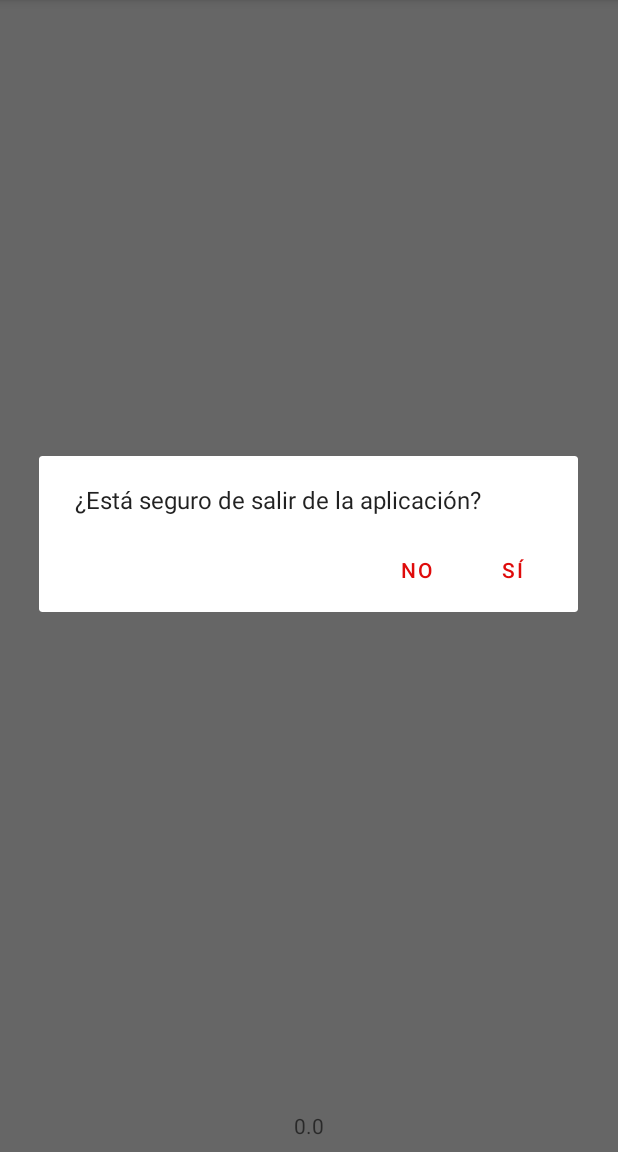
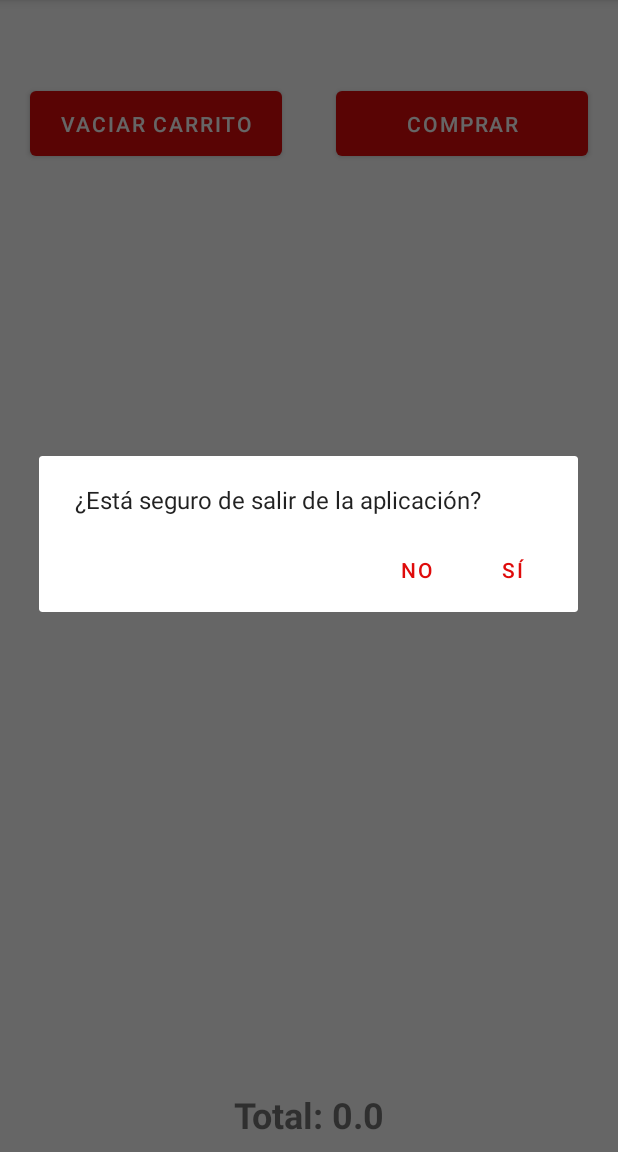
Before and after one commit to Jesuslavado/ProyectoTelepizza, an Android app: the CarroComprasActivity screen opened directly, with no data from a screen before it, after a tap on "lupa", on a phone screen of 412 x 824 dp, the part 84-1236 px from its top. Run offline under Robolectric (Android 15) with nearby library versions, the phone set to English and light mode, and no system bars; our stand-ins replace Firebase (no records; nobody signed in at launch, a user with empty details on screens opened directly).

Commit message:
carro casi completo

```diff
--- a/app/src/main/java/com/example/proyectotelepizza/CarroComprasActivity.kt
+++ b/app/src/main/java/com/example/proyectotelepizza/CarroComprasActivity.kt
@@ -1,8 +1,10 @@
 package com.example.proyectotelepizza
 
 import android.content.Context
+import android.content.Intent
 import android.content.SharedPreferences
 import android.os.Bundle
+import android.widget.Toast
 import androidx.recyclerview.widget.LinearLayoutManager
 import com.example.proyectotelepizza.adapter_Cliente.ClienteAdapter
 import com.example.proyectotelepizza.databinding.ActivityCarroComprasBinding
@@ -30,6 +32,19 @@ class CarroComprasActivity : ActivityWhitMenus() {
         productosEnCarrito = gson.fromJson(carritoJson, carritoListType) ?: arrayListOf()
 
         setupRecyclerView()
+
+        // Configurar el OnClickListener para el botón de eliminar todos los productos
+        binding.beliminarproducto.setOnClickListener {
+            eliminarTodosLosProductos()
+        }
+
+        binding.bcomprar.setOnClickListener {
+            // Abrir la actividad para mostrar la imagen del código QR
+            val intent = Intent(this, QRCodeActivity::class.java)
+            startActivity(intent)
+        }
+        // Calcular y mostrar el precio total
+        mostrarPrecioTotal()
     }
 
     private fun setupRecyclerView() {
@@ -38,19 +53,36 @@ class CarroComprasActivity : ActivityWhitMenus() {
         binding.rvListaCarro.adapter = adapter
     }
 
-    // Método para agregar un producto al carrito
-    fun agregarProductoAlCarrito(producto: Producto) {
-        // Agregar el nuevo producto a la lista
-        productosEnCarrito.add(producto)
+    // Método para eliminar todos los productos del carrito
+    private fun eliminarTodosLosProductos() {
+        if (productosEnCarrito.isNotEmpty()) {
+            // Limpiar la lista de productos en el carrito
+            productosEnCarrito.clear()
+            // Notificar al adaptador del cambio
+            adapter.actualizarProductos(productosEnCarrito)
+            // Guardar la lista vacía en SharedPreferences
+            val gson = Gson()
+            val carritoJson = gson.toJson(productosEnCarrito)
+            val editor = sharedPreferences.edit()
+            editor.putString("carritoProductos", carritoJson)
+            editor.apply()
 
-        // Guardar la lista actualizada en SharedPreferences
-        val gson = Gson()
-        val carritoJson = gson.toJson(productosEnCarrito)
-        val editor = sharedPreferences.edit()
-        editor.putString("carritoProductos", carritoJson)
-        editor.apply()
+            // Actualizar el precio total después de eliminar todos los productos
+            mostrarPrecioTotal()
+        }
+    }
 
-        // Actualizar el adaptador para mostrar el nuevo producto
-        adapter.actualizarProductos(productosEnCarrito)
+    // Método para mostrar el precio total de los productos en el carrito
+    private fun mostrarPrecioTotal() {
+        var precioTotal = 0f
+        for (producto in productosEnCarrito) {
+            producto.Precio.toFloatOrNull()?.let {
+                precioTotal += it
+            }
+        }
+        binding.tvTotal.text = "Total: $precioTotal" // Mostrar el precio total en el TextView
     }
+
+
+
 }
--- a/app/src/main/java/com/example/proyectotelepizza/MostrarClienteActivity.kt
+++ b/app/src/main/java/com/example/proyectotelepizza/MostrarClienteActivity.kt
@@ -64,4 +64,5 @@ class MostrarClienteActivity : ActivityWhitMenus() {
     }
 
 
+
 }
--- a/app/src/main/java/com/example/proyectotelepizza/adapter_Cliente/ClienteViewHolder.kt
+++ b/app/src/main/java/com/example/proyectotelepizza/adapter_Cliente/ClienteViewHolder.kt
@@ -5,11 +5,10 @@ import androidx.recyclerview.widget.RecyclerView
 import com.example.proyectotelepizza.Producto
 import com.example.proyectotelepizza.databinding.ItemCarroCompraBinding
 
-class ClienteViewHolder(private val binding: ItemCarroCompraBinding) : RecyclerView.ViewHolder(binding.root) {
+class ClienteViewHolder( val binding: ItemCarroCompraBinding) : RecyclerView.ViewHolder(binding.root) {
 
     fun render(producto: Producto) {
         binding.tvNomProducto.text = producto.Nombre
         binding.tvPrecio.text = producto.Precio
-
     }
 }
--- a/app/src/main/res/layout/activity_carro_compras.xml
+++ b/app/src/main/res/layout/activity_carro_compras.xml
@@ -9,27 +9,53 @@
 
     <androidx.recyclerview.widget.RecyclerView
         android:id="@+id/rvListaCarro"
-        android:layout_width="match_parent"
-        android:layout_height="0dp"
+        android:layout_width="414dp"
+        android:layout_height="594dp"
         app:layout_constraintBottom_toTopOf="@+id/tvTotal"
         app:layout_constraintEnd_toEndOf="parent"
+        app:layout_constraintHorizontal_bias="1.0"
         app:layout_constraintStart_toStartOf="parent"
         app:layout_constraintTop_toTopOf="parent"
+        app:layout_constraintVertical_bias="1.0"
         tools:listitem="@layout/item_carro_compra" />
 
     <TextView
         android:id="@+id/tvTotal"
-        android:layout_width="match_parent"
-        android:layout_height="wrap_content"
-        android:layout_marginStart="8dp"
-        android:layout_marginLeft="8dp"
-        android:layout_marginEnd="8dp"
-        android:layout_marginRight="8dp"
-        android:layout_marginBottom="8dp"
+        android:layout_width="397dp"
+        android:layout_height="50dp"
         android:gravity="center"
         android:hint="0.0"
+        android:textSize="24sp"
+        android:textStyle="bold"
         app:layout_constraintBottom_toBottomOf="parent"
         app:layout_constraintEnd_toEndOf="parent"
         app:layout_constraintStart_toStartOf="parent" />
 
+
+    <Button
+        android:id="@+id/beliminarproducto"
+        android:layout_width="168dp"
+        android:layout_height="55dp"
+        android:layout_marginStart="20dp"
+        android:layout_marginTop="14dp"
+        android:layout_marginBottom="14dp"
+        android:text="Vaciar carrito"
+        app:layout_constraintBottom_toTopOf="@+id/rvListaCarro"
+        app:layout_constraintStart_toStartOf="parent"
+        app:layout_constraintTop_toTopOf="parent"
+        app:layout_constraintVertical_bias="1.0" />
+
+    <Button
+        android:id="@+id/bcomprar"
+        android:layout_width="168dp"
+        android:layout_height="55dp"
+        android:layout_marginTop="14dp"
+        android:layout_marginEnd="20dp"
+        android:layout_marginBottom="14dp"
+        android:text="Comprar"
+        app:layout_constraintBottom_toTopOf="@+id/rvListaCarro"
+        app:layout_constraintEnd_toEndOf="parent"
+        app:layout_constraintTop_toTopOf="parent"
+        app:layout_constraintVertical_bias="1.0" />
+
 </androidx.constraintlayout.widget.ConstraintLayout>
```
Also changed, not shown: app/src/main/AndroidManifest.xml (+4 -7 lines), app/src/main/java/com/example/proyectotelepizza/QRCodeActivity.kt (added, +41 -0 lines), app/src/main/java/com/example/proyectotelepizza/adapter/ProductoAdapter.kt (+2 -5 lines), app/src/main/res/layout/activity_qrcode.xml (added, +32 -0 lines), app/src/main/res/layout/item_carro_compra.xml (+16 -3 lines), app/src/main/res/drawable/qrcode.png (added).
